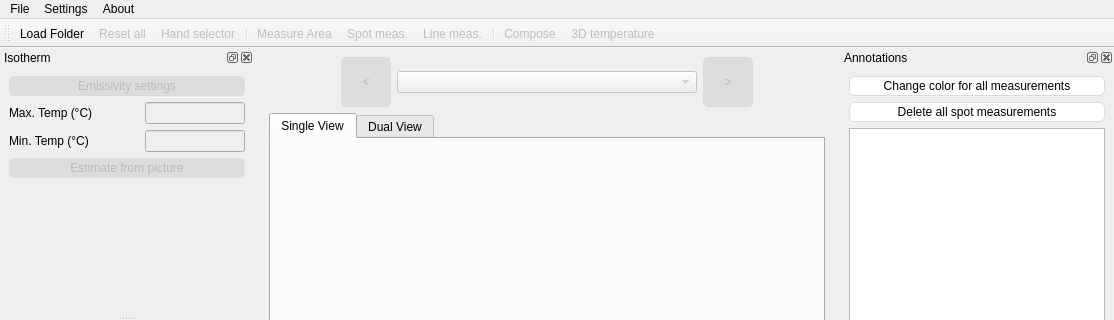
This is ui/main_window.ui in s-du/Thermogram as Qt 5 draws it before an edit; both pictures show x 0 to 1114 and y 0 to 320 of the 1114 by 699 pixel window. The edited form follows.
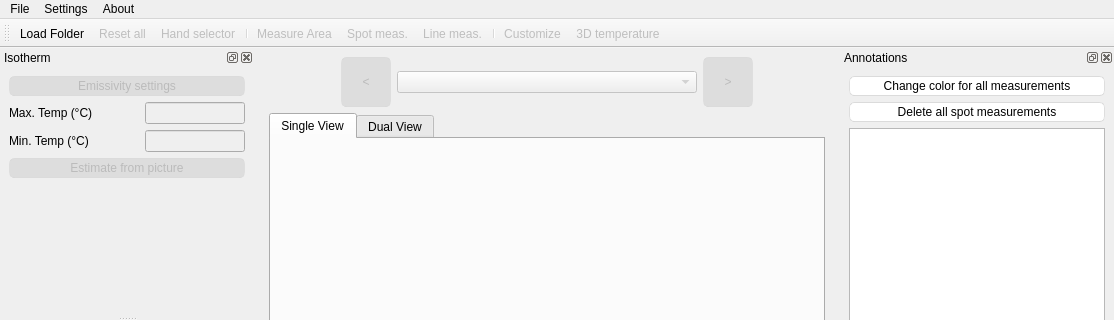
This is the edited form.

```diff
--- a/ui/main_window.ui
+++ b/ui/main_window.ui
@@ -946,7 +946,10 @@
     <bool>false</bool>
    </property>
    <property name="text">
-    <string>Compose</string>
+    <string>Customize</string>
+   </property>
+   <property name="toolTip">
+    <string>Compose advanced custom images</string>
    </property>
   </action>
   <action name="action3D_temperature">
```
